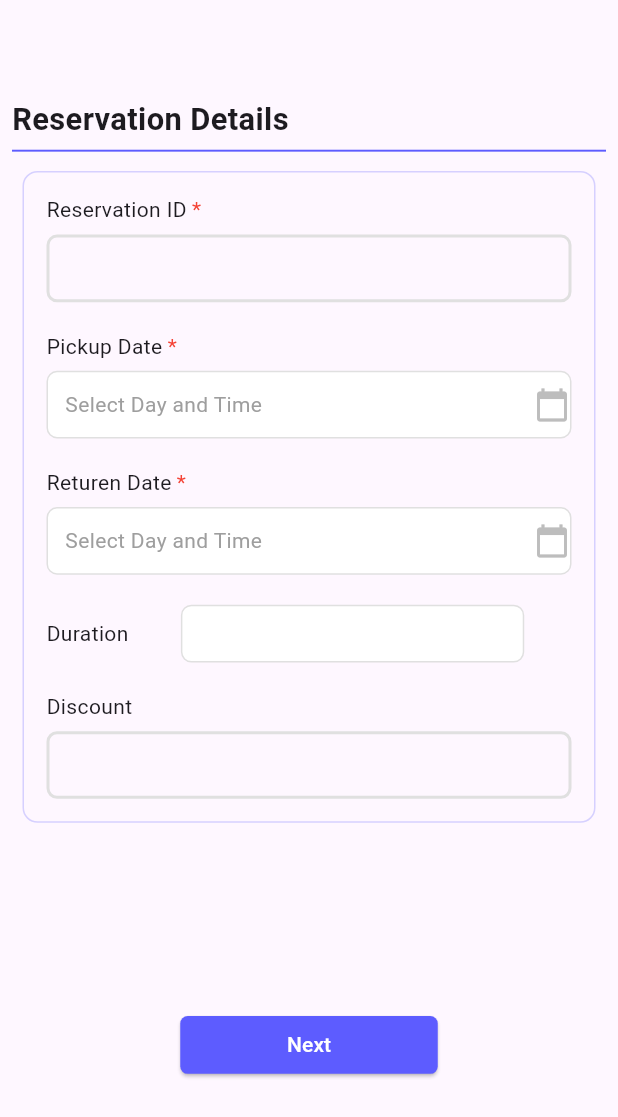
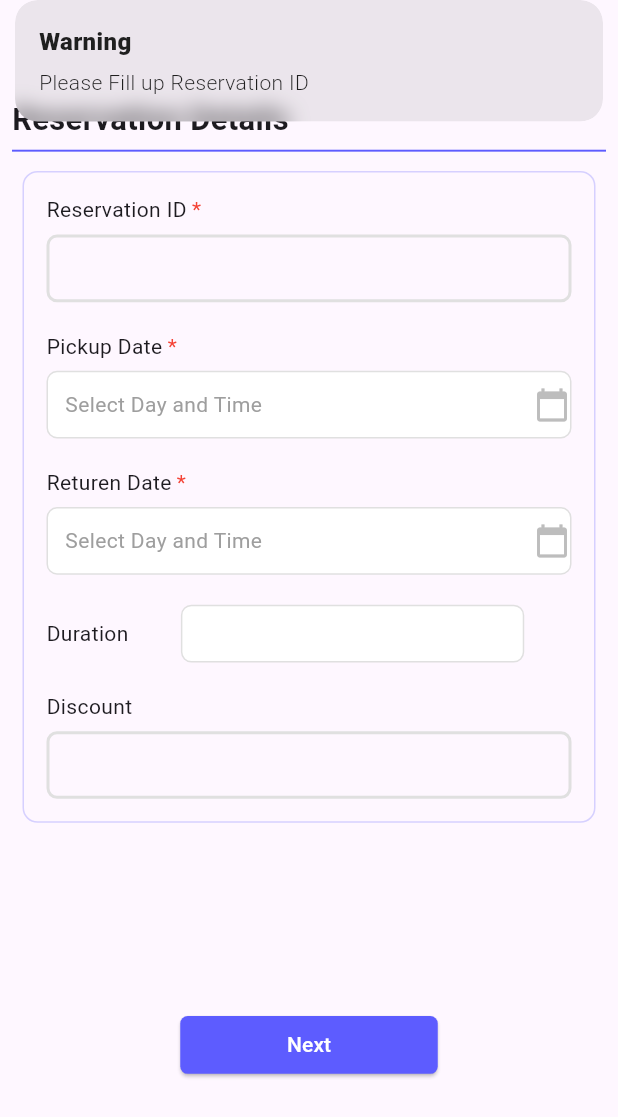
Before and after one commit to taufiqurSabbir/car_rental, a Flutter app: the screen it shows after launch, after a tap on "Next", on a phone screen of 412 x 824 dp. Shown: the top 1117 px of the screen. Run offline on Flutter 3.47's test engine with Material 3 defaults, Android fonts, the phone set to English and light mode, and no system bars; our stand-ins replace flutter_screenutil, get; missing offline and left inert: dart:ffi.

Commit message:
reservation data save in list

```diff
--- a/lib/view/screens/home.dart
+++ b/lib/view/screens/home.dart
@@ -4,6 +4,7 @@ import 'package:flutter/material.dart';
 import 'package:flutter_screenutil/flutter_screenutil.dart';
 import 'package:get/get.dart';
 import 'package:intl/intl.dart';
+import '../../Model/reservation_model.dart';
 import '../utils/app_colors.dart';
 import '../widget/BorderContiner.dart';
 import '../widget/inputtitle.dart';
@@ -28,6 +29,8 @@ class _HomeScreenState extends State<HomeScreen> {
   DateTime _pickupDateTime = DateTime.now();
   DateTime _returnDateTime = DateTime.now();
   String _durationText = '';
+  List<ReservationModel> reservationList = [];
+
 
   Future<void> _selectPickupDate(BuildContext context) async {
     final DateTime? picked = await showDatePicker(
@@ -80,6 +83,13 @@ class _HomeScreenState extends State<HomeScreen> {
       _calculateDuration();
     }
   }
+
+  ReservationModel reservationModel = ReservationModel(
+      reservation_id: '',
+      pickupdate: DateTime.now(),
+      returndate: DateTime.now(),
+      duration: '',
+      discount: '');
 
   Future<void> _selectReturnTime(BuildContext context) async {
     final TimeOfDay? picked = await showTimePicker(
@@ -442,7 +452,7 @@ class _HomeScreenState extends State<HomeScreen> {
                         SizedBox(
                           height: 35.h,
                           child: TextFormField(
-                            controller: reservation_id,
+                            controller: discount,
                             keyboardType: TextInputType.text,
                             decoration: InputDecoration(
                               focusedBorder: OutlineInputBorder(
@@ -475,7 +485,27 @@ class _HomeScreenState extends State<HomeScreen> {
                     width: 150.w,
                     child: ElevatedButton(
                         onPressed: () {
-                          Get.to(CustomerInformation());
+                          if (reservation_id.text == '') {
+                            Get.snackbar(
+                                'Warning', 'Please Fill up Reservation ID');
+                          } else if (!selectedpickup) {
+                            Get.snackbar(
+                                'Warning', 'Please Fill up pickup date');
+                          } else if (!selectedreturn) {
+                            Get.snackbar(
+                                'Warning', 'Please Fill up return date');
+                          } else {
+                            ReservationModel reservationModel = ReservationModel(
+                              reservation_id: reservation_id.text.trim(),
+                              pickupdate: _pickupDateTime,
+                              returndate: _returnDateTime,
+                              duration: _durationText,
+                              discount: discount.text.trim(),
+                            );
+                            reservationList.add(reservationModel);
+                            print('reservation data ===== $reservationList');
+                            Get.to(CustomerInformation(reservationList:reservationList));
+                          }
                         },
                         child: Text('Next'))),
               )
```
